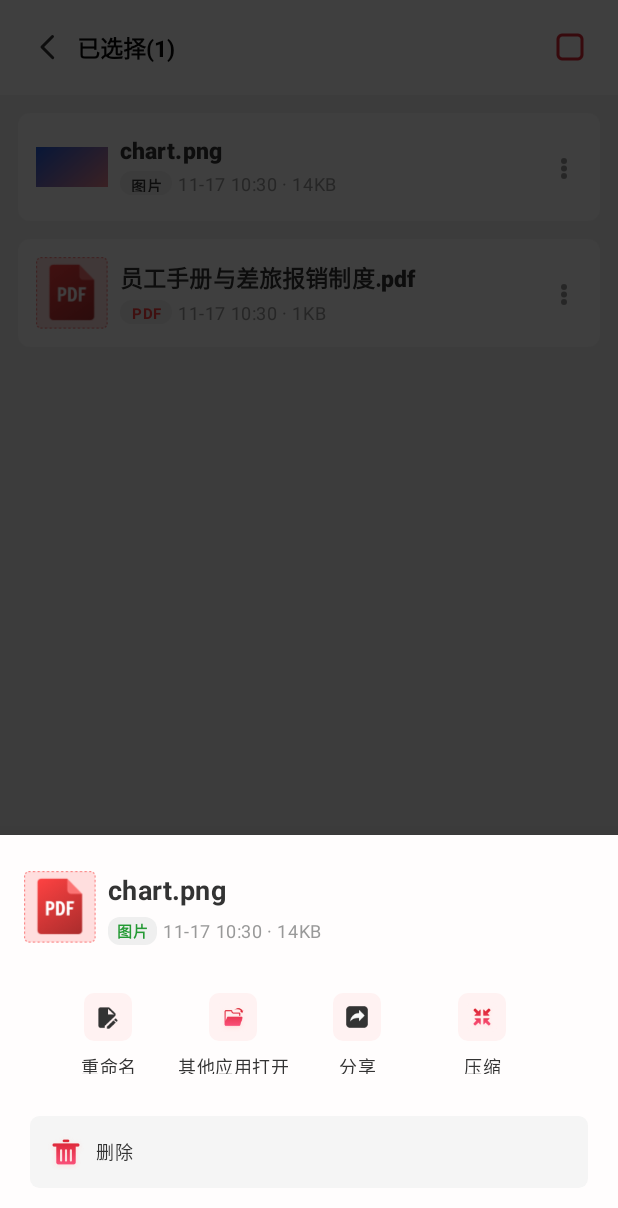
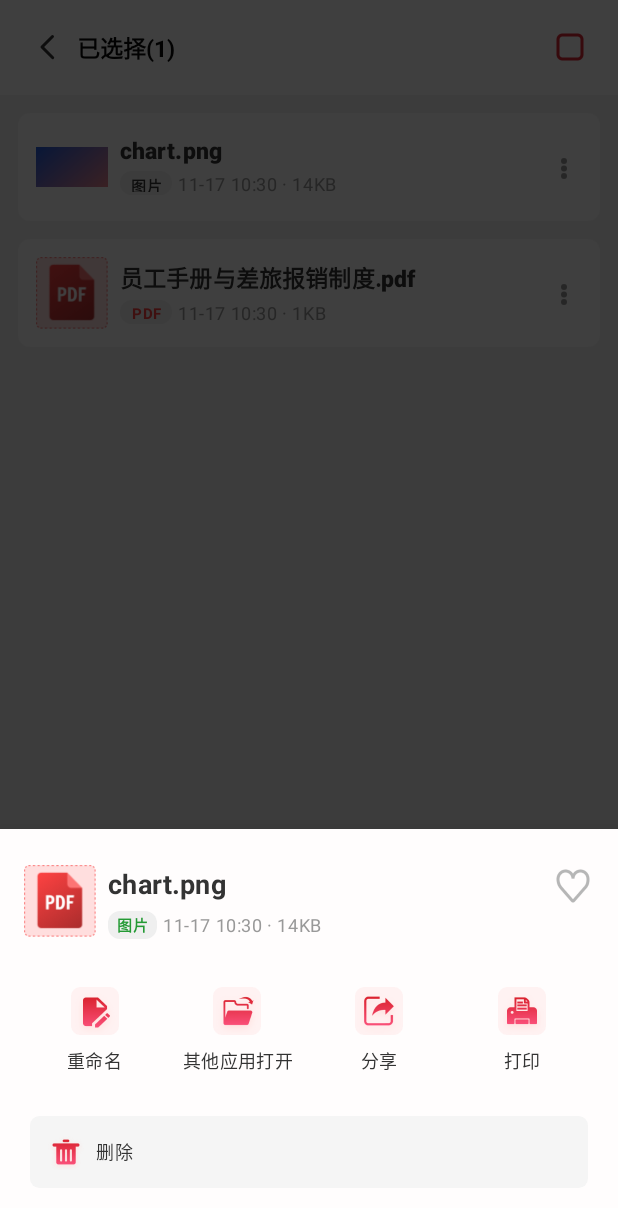
Before and after one commit to Joker-Lumenix/PDFReader, an Android app: the FileSelectActivity screen opened directly, with no data from a screen before it, after a tap on "More", on a phone screen of 412 x 824 dp. Shown: the top 1208 px of the screen. Run offline under Robolectric (Android 15) with nearby library versions, the phone set to English and light mode, and no system bars; pictures from the network do not load; 1 statement that could not run was skipped; 1 other tap on this screen came first.

Commit message:
更多操作弹窗UI以及业务逻辑完善

```diff
--- a/app/src/main/java/com/peng/pdfreader/ui/dialogs/BottomSheetMoreActionNoPdf.kt
+++ b/app/src/main/java/com/peng/pdfreader/ui/dialogs/BottomSheetMoreActionNoPdf.kt
@@ -13,6 +13,7 @@ import androidx.annotation.DrawableRes
 import androidx.core.os.bundleOf
 import com.peng.pdfreader.R
 import com.peng.pdfreader.core.widget.BaseBottomSheetDialog
+import com.peng.pdfreader.data.DocumentRepository
 import com.peng.pdfreader.ui.uiData.FileActions
 
 /**
@@ -73,25 +74,23 @@ class BottomSheetMoreActionNoPdf : BaseBottomSheetDialog() {
         view.findViewById<TextView>(R.id.tvMeta).text = documentMeta
         view.findViewById<ImageView>(R.id.ivLogo).setImageDrawable(documentLogo)
 
-        val tiles = listOf(
-            R.id.ivTile0 to R.id.tvTile0,
-            R.id.ivTile1 to R.id.tvTile1,
-            R.id.ivTile2 to R.id.tvTile2,
-            R.id.ivTile3 to R.id.tvTile3,
-        )
-        actions.take(tiles.size).forEachIndexed { index, action ->
-            val (iconId, labelId) = tiles[index]
-            val icon = view.findViewById<ImageView>(iconId)
-            icon.setImageResource(action.iconRes)
-            icon.setOnClickListener { pick(action) }
-            val label = view.findViewById<TextView>(labelId)
-            label.text = action.label
-            label.setOnClickListener { pick(action) }
-        }
-        // The tiles without an action are not shown at all.
-        tiles.drop(actions.size).forEach { (iconId, labelId) ->
-            view.findViewById<ImageView>(iconId).visibility = View.GONE
-            view.findViewById<TextView>(labelId).visibility = View.GONE
+        bindCollect(view)
+
+        // The four tiles of the design. Every tile shows the operation of the
+        // caller: the caption and the icon always belong to the operation, so
+        // the shared operations (open with, print) always sit in the same tile.
+        TILES.forEachIndexed { index, tile ->
+            val container = view.findViewById<LinearLayout>(tile.container)
+            val action = actions.getOrNull(index)
+            if (action == null) {
+                // The tiles without an operation are not shown at all.
+                container.visibility = View.GONE
+                return@forEachIndexed
+            }
+            container.visibility = View.VISIBLE
+            view.findViewById<ImageView>(tile.icon).setImageResource(action.iconRes)
+            view.findViewById<TextView>(tile.label).text = action.label
+            container.setOnClickListener { pick(action) }
         }
 
         val wide = view.findViewById<LinearLayout>(R.id.llWide)
@@ -111,11 +110,54 @@ class BottomSheetMoreActionNoPdf : BaseBottomSheetDialog() {
         return view
     }
 
+    /**
+     * The favourite button of the header.
+     *
+     * The state comes from the document library, the sheet writes it back and
+     * tells the page that the document changed.
+     */
+    private fun bindCollect(view: View) {
+        val button = view.findViewById<ImageView>(R.id.ivCollect)
+        val repository = DocumentRepository.get(requireContext())
+        val document = documentId.takeIf { it.isNotEmpty() }
+            ?.let { repository.byId(it) }
+        if (document == null) {
+            button.visibility = View.GONE
+            return
+        }
+        button.visibility = View.VISIBLE
+        button.setImageResource(
+            if (document.isFavorite) R.mipmap.ic_collect_select else R.mipmap.ic_collect_unselect,
+        )
+        button.setOnClickListener {
+            repository.toggleFavorite(document)
+            val updated = repository.byId(document.id) ?: document
+            button.setImageResource(
+                if (updated.isFavorite) {
+                    R.mipmap.ic_collect_select
+                } else {
+                    R.mipmap.ic_collect_unselect
+                },
+            )
+            // The document changed, the list behind the sheet has to know it.
+            parentFragmentManager.setFragmentResult(
+                FileActions.REQUEST_KEY,
+                bundleOf(
+                    FileActions.KEY_ACTION to FileActions.CHANGED,
+                    FileActions.KEY_DOC_ID to updated.id,
+                ),
+            )
+        }
+    }
+
     private fun pick(action: Action) {
-        onActionSelected?.invoke(action.id)
-        // The pages of the lists listen to the fragment result API, the sheet
-        // reports the operation the same way the sheet of the PDF files does.
-        if (documentId.isNotEmpty()) {
+        val callback = onActionSelected
+        if (callback != null) {
+            callback(action.id)
+        } else if (documentId.isNotEmpty()) {
+            // The pages of the lists listen to the fragment result API, the
+            // sheet reports the operation the same way the sheet of the PDF
+            // files does.
             parentFragmentManager.setFragmentResult(
                 FileActions.REQUEST_KEY,
                 bundleOf(
@@ -132,7 +174,27 @@ class BottomSheetMoreActionNoPdf : BaseBottomSheetDialog() {
     /** An action of the sheet. */
     data class Action(val id: String, val label: String, @DrawableRes val iconRes: Int)
 
+    /** One tile of the design: the container, the icon and the caption. */
+    private data class Tile(
+        val container: Int,
+        val icon: Int,
+        val label: Int,
+    )
+
     companion object {
+        /**
+         * The four tiles of the design, in the order of the design.
+         *
+         * The shared operations (open with, print) always sit in the same tile,
+         * so the business logic of the pages matches the UI.
+         */
+        private val TILES = listOf(
+            Tile(R.id.actionRename, R.id.ivActionRename, R.id.tvActionRename),
+            Tile(R.id.actionOpenWith, R.id.ivActionOpenWith, R.id.tvActionOpenWith),
+            Tile(R.id.actionShare, R.id.ivActionShare, R.id.tvActionShare),
+            Tile(R.id.actionPrint, R.id.ivActionPrint, R.id.tvActionPrint),
+        )
+
         /** The surface of the wide row of the design. */
         private const val WIDE_ROW_COLOR = 0xFFF5F5F5.toInt()
 
--- a/app/src/main/java/com/peng/pdfreader/ui/dialogs/DocumentActionSheet.kt
+++ b/app/src/main/java/com/peng/pdfreader/ui/dialogs/DocumentActionSheet.kt
@@ -34,11 +34,13 @@ object DocumentActionSheet {
             return
         }
         val sheet = BottomSheetMoreActionNoPdf.create(
+            // The four tiles of the design, in the order of the design: the
+            // shared operations (open with, print) always sit in the same tile.
             actions = listOf(
                 BottomSheetMoreActionNoPdf.Action(
                     FileActions.RENAME,
                     context.getString(R.string.rename),
-                    R.mipmap.ic_rename_black,
+                    R.mipmap.ic_rename_red,
                 ),
                 BottomSheetMoreActionNoPdf.Action(
                     FileActions.OPEN_WITH,
@@ -48,12 +50,12 @@ object DocumentActionSheet {
                 BottomSheetMoreActionNoPdf.Action(
                     FileActions.SHARE,
                     context.getString(R.string.files_share),
-                    R.mipmap.ic_share_square_black,
+                    R.mipmap.ic_share_red,
                 ),
                 BottomSheetMoreActionNoPdf.Action(
-                    FileActions.COMPRESS,
-                    context.getString(R.string.compress),
-                    R.mipmap.ic_compress,
+                    FileActions.PRINT,
+                    context.getString(R.string.files_print),
+                    R.mipmap.ic_print,
                 ),
             ),
             wideAction = BottomSheetMoreActionNoPdf.Action(
--- a/app/src/main/java/com/peng/pdfreader/ui/fragments/OfficePreviewFragment.kt
+++ b/app/src/main/java/com/peng/pdfreader/ui/fragments/OfficePreviewFragment.kt
@@ -180,7 +180,7 @@ class OfficePreviewFragment : BaseFragment(), BaseBackHandler {
                 BottomSheetMoreActionNoPdf.Action(
                     ACTION_RENAME,
                     getString(R.string.rename),
-                    R.mipmap.ic_rename_black,
+                    R.mipmap.ic_rename_red,
                 ),
                 BottomSheetMoreActionNoPdf.Action(
                     ACTION_OPEN_WITH,
@@ -190,7 +190,7 @@ class OfficePreviewFragment : BaseFragment(), BaseBackHandler {
                 BottomSheetMoreActionNoPdf.Action(
                     ACTION_SHARE,
                     getString(R.string.preview_share),
-                    R.mipmap.ic_share_square_black,
+                    R.mipmap.ic_share_red,
                 ),
                 BottomSheetMoreActionNoPdf.Action(
                     ACTION_PRINT,
@@ -219,6 +219,8 @@ class OfficePreviewFragment : BaseFragment(), BaseBackHandler {
                 ACTION_COMPRESS -> CompressActivity.start(requireContext(), doc?.id)
             }
         }
+        // The document id is needed by the favourite button of the sheet.
+        sheet.documentId = doc?.id.orEmpty()
         sheet.show(parentFragmentManager, "preview_more")
     }
 
--- a/app/src/main/java/com/peng/pdfreader/ui/fragments/PdfPreviewFragment.kt
+++ b/app/src/main/java/com/peng/pdfreader/ui/fragments/PdfPreviewFragment.kt
@@ -437,23 +437,23 @@ class PdfPreviewFragment : BaseFragment(), BaseBackHandler {
             actions = listOf(
                 BottomSheetMoreActionNoPdf.Action(
                     ACTION_OUTLINE,
-                    getString(R.string.preview_outline),
-                    R.mipmap.ic_menu,
+                    getString(R.string.rename),
+                    R.mipmap.ic_rename_red,
                 ),
                 BottomSheetMoreActionNoPdf.Action(
                     ACTION_BOOKMARK,
-                    getString(R.string.preview_add_bookmark),
-                    R.mipmap.ic_collect_unselect,
+                    getString(R.string.files_open_with),
+                    R.mipmap.ic_open_with,
                 ),
                 BottomSheetMoreActionNoPdf.Action(
                     ACTION_READING_MODE,
-                    getString(R.string.preview_reading_mode),
-                    R.mipmap.ic_eye_open,
+                    getString(R.string.share),
+                    R.mipmap.ic_share_red,
                 ),
                 BottomSheetMoreActionNoPdf.Action(
                     ACTION_RENAME,
-                    getString(R.string.rename),
-                    R.mipmap.ic_rename_black,
+                    getString(R.string.print),
+                    R.mipmap.ic_print,
                 ),
             ),
             wideAction = BottomSheetMoreActionNoPdf.Action(
@@ -467,6 +467,8 @@ class PdfPreviewFragment : BaseFragment(), BaseBackHandler {
             documentLogo = ContextCompat.getDrawable(requireContext(), doc.type.logoRes),
         )
         sheet.onActionSelected = { id -> onPreviewAction(id) }
+        // The document id is needed by the favourite button of the sheet.
+        sheet.documentId = doc.id
         sheet.show(parentFragmentManager, "preview_more")
     }
 
--- a/app/src/main/res/layout/dialog_file_more_action_nopdf.xml
+++ b/app/src/main/res/layout/dialog_file_more_action_nopdf.xml
@@ -71,119 +71,154 @@
                     android:maxLines="1" />
             </LinearLayout>
         </LinearLayout>
+
+        <!-- 收藏按钮，设计稿里它在标题的右边 -->
+        <ImageView
+            android:id="@+id/ivCollect"
+            android:layout_width="28dp"
+            android:layout_height="28dp"
+            android:layout_gravity="top"
+            android:contentDescription="@string/favourite"
+            android:src="@mipmap/ic_collect_unselect" />
     </LinearLayout>
 
-    <!-- The four action tiles, on the spots of the design: 40 / 123 / 206 / 289. -->
-    <FrameLayout
+    <LinearLayout
         android:layout_width="match_parent"
-        android:layout_height="54dp"
-        android:layout_marginTop="32dp">
+        android:layout_height="wrap_content"
+        android:layout_marginTop="32dp"
+        android:orientation="horizontal">
+
+        <LinearLayout
+            android:id="@+id/actionRename"
+            android:layout_width="0dp"
+            android:layout_height="wrap_content"
+            android:layout_weight="1"
+            android:background="?android:attr/selectableItemBackground"
+            android:clickable="true"
+            android:focusable="true"
+            android:gravity="center_horizontal"
+            android:orientation="vertical">
 
             <ImageView
-            android:id="@+id/ivTile0"
+                android:id="@+id/ivActionRename"
                 android:layout_width="32dp"
                 android:layout_height="32dp"
-            android:layout_gravity="top|start"
-            android:layout_marginStart="40dp"
-            android:background="@drawable/bg_icon_tile"
+                android:layout_gravity="center"
+                android:contentDescription="@null"
+                android:scaleType="fitCenter"
+                android:src="@mipmap/ic_rename_red" />
+
+            <TextView
+                android:id="@+id/tvActionRename"
+                style="@style/TextAppearance.AppCore.Body"
+                android:layout_width="wrap_content"
+                android:layout_height="wrap_content"
+                android:layout_marginTop="8dp"
+                android:fontFamily="sans-serif-medium"
+                android:text="@string/rename"
+                android:textColor="@color/text_secondary"
+                android:textSize="12sp" />
+        </LinearLayout>
+
+        <LinearLayout
+            android:id="@+id/actionOpenWith"
+            android:layout_width="0dp"
+            android:layout_height="wrap_content"
+            android:layout_weight="1"
+            android:background="?android:attr/selectableItemBackground"
             android:clickable="true"
             android:focusable="true"
-            android:padding="6dp" />
+            android:gravity="center_horizontal"
+            android:orientation="vertical">
 
             <ImageView
-            android:id="@+id/ivTile1"
+                android:id="@+id/ivActionOpenWith"
                 android:layout_width="32dp"
                 android:layout_height="32dp"
-            android:layout_gravity="top|start"
-            android:layout_marginStart="123dp"
-            android:background="@drawable/bg_icon_tile"
+                android:layout_gravity="center"
+                android:contentDescription="@null"
+                android:scaleType="fitCenter"
+                android:src="@mipmap/ic_open_with" />
+
+            <TextView
+                android:id="@+id/tvActionOpenWith"
+                style="@style/TextAppearance.AppCore.Body"
+                android:layout_width="match_parent"
+                android:layout_height="wrap_content"
+                android:layout_marginTop="8dp"
+                android:ellipsize="end"
+                android:gravity="center"
+                android:maxLines="1"
+                android:fontFamily="sans-serif-medium"
+                android:text="@string/files_open_with"
+                android:textColor="@color/text_secondary"
+                android:textSize="12sp" />
+        </LinearLayout>
+
+        <LinearLayout
+            android:id="@+id/actionShare"
+            android:layout_width="0dp"
+            android:layout_height="wrap_content"
+            android:layout_weight="1"
+            android:background="?android:attr/selectableItemBackground"
             android:clickable="true"
             android:focusable="true"
-            android:padding="6dp" />
+            android:gravity="center_horizontal"
+            android:orientation="vertical">
 
             <ImageView
-            android:id="@+id/ivTile2"
+                android:id="@+id/ivActionShare"
                 android:layout_width="32dp"
                 android:layout_height="32dp"
-            android:layout_gravity="top|start"
-            android:layout_marginStart="206dp"
-            android:background="@drawable/bg_icon_tile"
+                android:layout_gravity="center"
+                android:contentDescription="@null"
+                android:scaleType="fitCenter"
+                android:src="@mipmap/ic_share_red" />
+
+            <TextView
+                android:id="@+id/tvActionShare"
+                style="@style/TextAppearance.AppCore.Body"
+                android:layout_width="wrap_content"
+                android:layout_height="wrap_content"
+                android:layout_marginTop="8dp"
+                android:fontFamily="sans-serif-medium"
+                android:text="@string/files_share"
+                android:textColor="@color/text_secondary"
+                android:textSize="12sp" />
+        </LinearLayout>
+
+        <LinearLayout
+            android:id="@+id/actionPrint"
+            android:layout_width="0dp"
+            android:layout_height="wrap_content"
+            android:layout_weight="1"
+            android:background="?android:attr/selectableItemBackground"
             android:clickable="true"
             android:focusable="true"
-            android:padding="6dp" />
+            android:gravity="center_horizontal"
+            android:orientation="vertical">
 
             <ImageView
-            android:id="@+id/ivTile3"
+                android:id="@+id/ivActionPrint"
                 android:layout_width="32dp"
                 android:layout_height="32dp"
-            android:layout_gravity="top|start"
-            android:layout_marginStart="289dp"
-            android:background="@drawable/bg_icon_tile"
-            android:clickable="true"
-            android:focusable="true"
-            android:padding="6dp" />
+                android:layout_gravity="center"
+                android:contentDescription="@null"
+                android:scaleType="fitCenter"
+                android:src="@mipmap/ic_print" />
 
             <TextView
-            android:id="@+id/tvTile0"
-            style="@style/TextAppearance.AppCore.Meta"
-            android:layout_width="76dp"
+                android:id="@+id/tvActionPrint"
+                style="@style/TextAppearance.AppCore.Body"
+                android:layout_width="wrap_content"
                 android:layout_height="wrap_content"
-            android:layout_gravity="top|start"
-            android:layout_marginStart="18dp"
-            android:layout_marginTop="40dp"
-            android:clickable="true"
+                android:layout_marginTop="8dp"
                 android:fontFamily="sans-serif-medium"
-            android:gravity="center_horizontal"
-            android:maxLines="1"
+                android:text="@string/files_print"
                 android:textColor="@color/text_secondary"
                 android:textSize="12sp" />
-
-        <TextView
-            android:id="@+id/tvTile1"
-            style="@style/TextAppearance.AppCore.Meta"
-            android:layout_width="76dp"
-            android:layout_height="wrap_content"
-            android:layout_gravity="top|start"
-            android:layout_marginStart="101dp"
-            android:layout_marginTop="40dp"
-            android:clickable="true"
-            android:fontFamily="sans-serif-medium"
-            android:gravity="center_horizontal"
-            android:maxLines="1"
-            android:textColor="@color/text_secondary"
-            android:textSize="12sp" />
-
-        <TextView
-            android:id="@+id/tvTile2"
-            style="@style/TextAppearance.AppCore.Meta"
-            android:layout_width="76dp"
-            android:layout_height="wrap_content"
-            android:layout_gravity="top|start"
-            android:layout_marginStart="184dp"
-            android:layout_marginTop="40dp"
-            android:clickable="true"
-            android:fontFamily="sans-serif-medium"
-            android:gravity="center_horizontal"
-            android:maxLines="1"
-            android:textColor="@color/text_secondary"
-            android:textSize="12sp" />
-
-        <TextView
-            android:id="@+id/tvTile3"
-            style="@style/TextAppearance.AppCore.Meta"
-            android:layout_width="76dp"
-            android:layout_height="wrap_content"
-            android:layout_gravity="top|start"
-            android:layout_marginStart="267dp"
-            android:layout_marginTop="40dp"
-            android:clickable="true"
-            android:fontFamily="sans-serif-medium"
-            android:gravity="center_horizontal"
-            android:maxLines="1"
-            android:textColor="@color/text_secondary"
-            android:textSize="12sp" />
-
-    </FrameLayout>
+        </LinearLayout>
+    </LinearLayout>
 
     <!-- The wide action of the design: 320 x 48, #f5f5f5, 6.4dp radius. -->
     <LinearLayout
--- a/app/src/main/res/layout/feedback_activity.xml
+++ b/app/src/main/res/layout/feedback_activity.xml
@@ -1,16 +1,4 @@
 <?xml version="1.0" encoding="utf-8"?>
-<!--
-  Feedback page: the card with the heading and the illustration on top, the
-  large multi line input below them and the submit button.
-
-  Geometry of the design: card 336x649dp at 12dp from the screen edges, the
-  heading row 84dp tall (15dp below the card top), the heading 156dp wide at
-  x=40, the illustration 116x84dp at x=212, the input 296x466dp at x=32 and
-  the submit button 312x48dp floating over the lower edge of the card.
-
-  The card grows and shrinks with the window, so the input and the button
-  follow the keyboard up like in the "Feedback-enter" state of the design.
--->
 <LinearLayout xmlns:android="http://schemas.android.com/apk/res/android"
     xmlns:app="http://schemas.android.com/apk/res-auto"
     xmlns:tools="http://schemas.android.com/tools"
@@ -20,7 +8,8 @@
     android:orientation="vertical">
 
     <!-- 顶部标题栏：返回按钮 + 标题 -->
-    <LinearLayout android:id="@+id/topBar"
+    <LinearLayout
+        android:id="@+id/topBar"
         android:layout_width="match_parent"
         android:layout_height="63dp"
         android:background="@color/surface_card"
@@ -66,12 +55,11 @@
             android:layout_marginTop="@dimen/space_m"
             android:layout_marginEnd="@dimen/space_m"
             android:background="@drawable/bg_card_r8"
-                app:layout_constraintEnd_toEndOf="parent"
-                app:layout_constraintHeight_max="649dp"
-                app:layout_constraintStart_toStartOf="parent"
-                app:layout_constraintTop_toTopOf="parent"
-                app:layout_constraintBottom_toBottomOf="parent"
-                app:layout_constraintVertical_bias="0">
+            app:layout_constraintBottom_toBottomOf="parent"
+            app:layout_constraintEnd_toEndOf="parent"
+            app:layout_constraintStart_toStartOf="parent"
+            app:layout_constraintTop_toTopOf="parent"
+            app:layout_constraintVertical_bias="0">
 
             <LinearLayout
                 android:id="@+id/rowHeading"
@@ -124,7 +112,6 @@
                 android:textSize="15sp"
                 app:layout_constraintBottom_toTopOf="@id/btnSubmit"
                 app:layout_constraintEnd_toEndOf="parent"
-                app:layout_constraintHeight_max="466dp"
                 app:layout_constraintStart_toStartOf="parent"
                 app:layout_constraintTop_toBottomOf="@id/rowHeading" />
 
```
Lines whose indentation alone changed are shown as unchanged.
